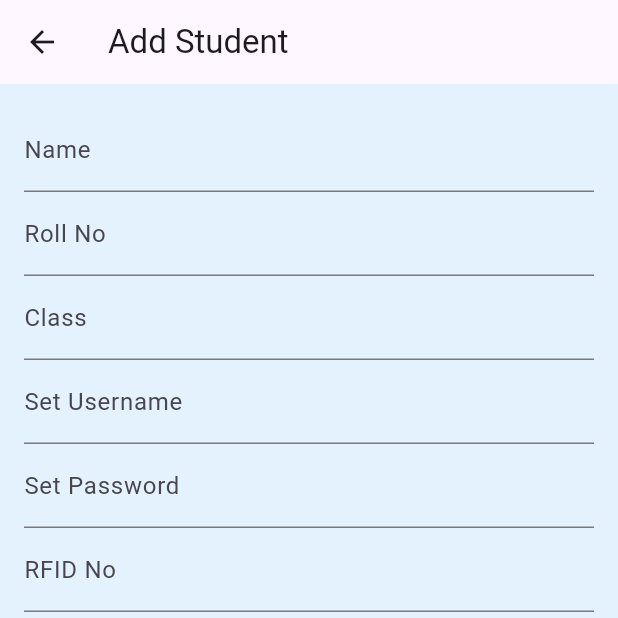
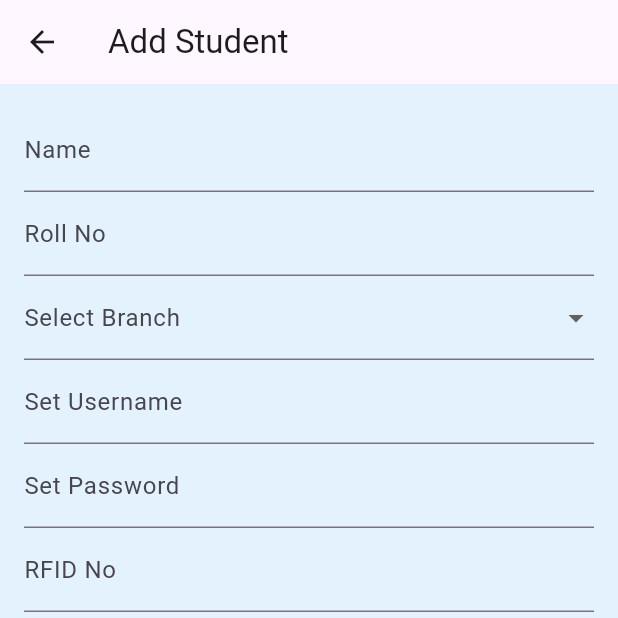
Before and after one commit to ganeshr3120/Smart-attendance-iot-system-with-app, a Flutter app: the AddStudentScreen screen opened directly, after a tap on "Add Student", on a phone screen of 412 x 824 dp, the top half of it. Run offline on Flutter 3.47's test engine with Material 3 defaults, Android fonts, the light colour scheme and no system bars; our stand-ins replace shared_preferences; accounts and stored records are empty.

Commit message:
class has been replaced by select course

```diff
--- a/lib/screens/add_student_screen.dart
+++ b/lib/screens/add_student_screen.dart
@@ -11,10 +11,20 @@ class AddStudentScreen extends StatefulWidget {
 class _AddStudentScreenState extends State<AddStudentScreen> {
   final TextEditingController _nameController = TextEditingController();
   final TextEditingController _rollNoController = TextEditingController();
-  final TextEditingController _classController = TextEditingController();
   final TextEditingController _usernameController = TextEditingController();
   final TextEditingController _passwordController = TextEditingController();
   final TextEditingController _rfidController = TextEditingController();
+
+  String? _selectedBranch; // Holds the selected branch
+
+  // List of available branches
+  final List<String> branches = [
+    'Computer Science',
+    'Mechanical Engineering',
+    'Electrical Engineering',
+    'Civil Engineering',
+    'Electronics and Communication',
+  ];
 
   Future<void> _saveStudent() async {
     final prefs = await SharedPreferences.getInstance();
@@ -28,11 +38,13 @@ class _AddStudentScreenState extends State<AddStudentScreen> {
     if (username.isNotEmpty &&
         password.isNotEmpty &&
         name.isNotEmpty &&
-        rollNo.isNotEmpty) {
+        rollNo.isNotEmpty &&
+        _selectedBranch != null) {
       // Store student details properly
       await prefs.setString('${username}_password', password);
       await prefs.setString('${username}_name', name);
       await prefs.setString('${username}_rollNo', rollNo);
+      await prefs.setString('${username}_branch', _selectedBranch!);
       await prefs.setString('${username}_rfid', rfid);
 
       // Initialize attendance
@@ -66,9 +78,22 @@ class _AddStudentScreenState extends State<AddStudentScreen> {
               controller: _rollNoController,
               decoration: InputDecoration(labelText: 'Roll No'),
             ),
-            TextField(
-              controller: _classController,
-              decoration: InputDecoration(labelText: 'Class'),
+            // Dropdown for Branch Selection
+            DropdownButtonFormField<String>(
+              value: _selectedBranch,
+              decoration: InputDecoration(labelText: 'Select Branch'),
+              items:
+                  branches.map((branch) {
+                    return DropdownMenuItem<String>(
+                      value: branch,
+                      child: Text(branch),
+                    );
+                  }).toList(),
+              onChanged: (newValue) {
+                setState(() {
+                  _selectedBranch = newValue;
+                });
+              },
             ),
             TextField(
               controller: _usernameController,
```
